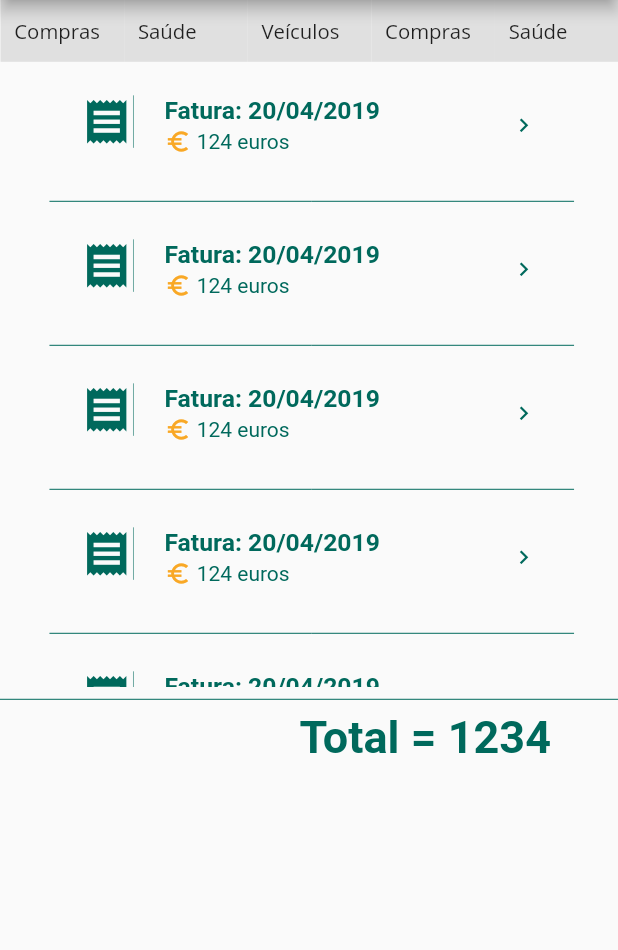
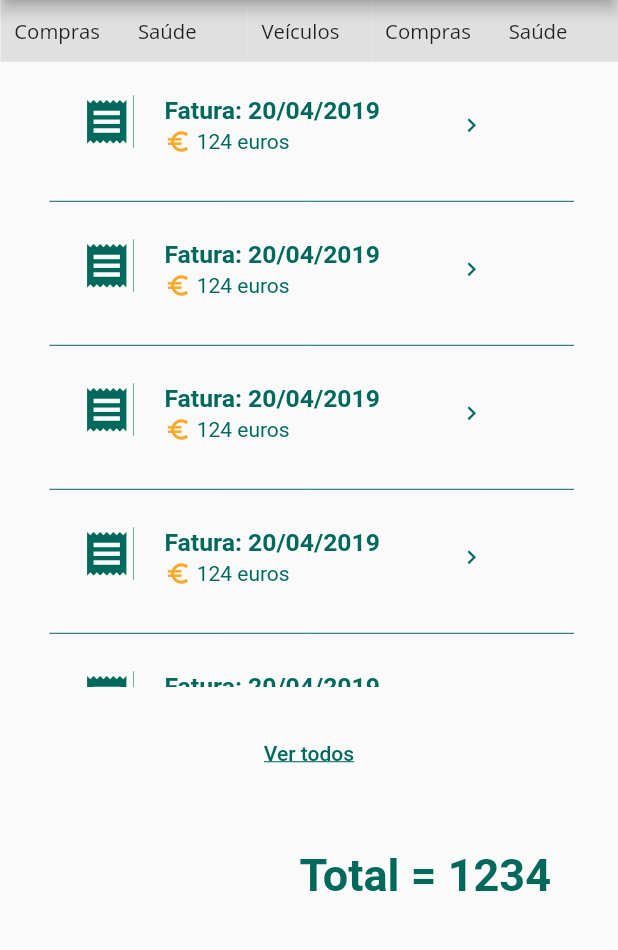
Before and after one commit to Talig81/KeepIT, a Flutter app: the Dashboard screen opened directly, on a phone screen of 412 x 824 dp, the part 84-1034 px from its top. Run offline on Flutter 3.47's test engine with Material 2 defaults, Android fonts, the phone set to English and light mode, and no system bars; our stand-ins replace flutter_screenutil.

Commit message:
ls,clsdl

```diff
--- a/lib/Dashboard/drawer_style.dart
+++ b/lib/Dashboard/drawer_style.dart
@@ -63,7 +63,9 @@ class DrawerStyle extends StatelessWidget{
                       'Estatísticas',
                       style: TextStyle(fontSize: 20),
                     ),
-                    onTap: () {},
+                    onTap: () {
+                      Navigator.popAndPushNamed(context, '/dashboard/stats');
+                    },
                   ),
                 ),
                 SizedBox(
--- a/lib/Dashboard/receipts2.dart
+++ b/lib/Dashboard/receipts2.dart
@@ -16,14 +16,30 @@ class _Receipts extends State<Receipts> {
       mainAxisSize: MainAxisSize.min,
       children: <Widget>[
         Container(
-          height: MediaQuery.of(context).size.height/2,
+          height: MediaQuery.of(context).size.height / 2,
           child: receipts(context),
         ),
         Column(
           children: <Widget>[
-            Expanded(
-              flex: 0,
-              child: Divider(color: Colors.teal[800]),
+            // Expanded(
+            //   flex: 0,
+            //   child: Divider(color: Colors.teal[800]),
+            // ),
+            SizedBox(
+              height: 20,
+            ),
+            FlatButton(
+              onPressed: () {},
+              child: Text(
+                "Ver todos",
+                style: TextStyle(
+                    decoration: TextDecoration.underline,
+                    color: Colors.teal[800]),
+                textAlign: TextAlign.center,
+              ),
+            ),
+            SizedBox(
+              height: 40,
             ),
             Container(
                 padding: EdgeInsets.only(left: 155),
@@ -41,7 +57,8 @@ class _Receipts extends State<Receipts> {
     );
   }
 
-  Widget receipt() => new ListTile( //aqui vai ter que se meter a cena das faturas
+  Widget receipt() => new ListTile(
+        //aqui vai ter que se meter a cena das faturas
         contentPadding: EdgeInsets.symmetric(
           horizontal: ScreenUtil.instance.setWidth(10.0),
           vertical: ScreenUtil.instance.setHeight(4.0),
@@ -77,21 +94,26 @@ class _Receipts extends State<Receipts> {
             Text(" 124 euros", style: TextStyle(color: Colors.teal[800]))
           ],
         ),
-        trailing: Icon(
+        trailing: FlatButton(
+          onPressed: () {}, //meter aqui a mudar a rota para poder ver a info da fatura
+          child: Icon(
             Icons.keyboard_arrow_right,
             color: Colors.teal[800],
             size: ScreenUtil.instance.setWidth(50.0),
+          ),
         ),
       );
 
   Widget receipts(BuildContext context) => ListView.separated(
         physics: ClampingScrollPhysics(),
         itemCount: 10,
-          separatorBuilder: (BuildContext context, int index) => Divider(
+        separatorBuilder: (BuildContext context, int index) {
+          return Divider(
             indent: ScreenUtil.instance.setWidth(90),
             endIndent: ScreenUtil.instance.setWidth(80),
             color: Colors.teal[800],
-          ),
+          );
+        },
         itemBuilder: (BuildContext context, int index) {
           return Center(
             //color: Colors.green[100],
@@ -104,26 +126,3 @@ class _Receipts extends State<Receipts> {
         },
       );
 }
-
-//scrollDirection: Axis.horizontal,
-//new CustomScrollView(
-//scrollDirection: Axis.horizontal,
-//   shrinkWrap: true,
-//   slivers: <Widget>[
-//     SliverList(
-//       delegate: SliverChildBuilderDelegate(
-//         (BuildContext context, int index) {
-//           return Container(
-//             alignment: Alignment.center,
-//             padding: EdgeInsets.all(
-//               ScreenUtil.instance.setWidth(20),
-//             ),
-//             //color: Colors.teal[100 * (index % 9)],
-//             child: IndexedSemantics(index: 0, child: receipt()),
-//           );
-//         },
-//         childCount: 5,
-//       ),
-//     ),
-//   ],
-// );
--- a/lib/Home/home_controller.dart
+++ b/lib/Home/home_controller.dart
@@ -1,4 +1,5 @@
 import 'package:flutter/material.dart';
+import 'package:keep_it/Dashboard/stats_view.dart';
 import '../Dashboard/main_dash.dart';
 
 import './register_screen.dart';
@@ -27,6 +28,7 @@ class _HomeControllerState extends State<HomeController> {
         '/register': (context) => RegisterScreen(),
         '/login': (context) => LoginScreen(),
         '/dashboard': (context) => Dashboard(),
+        '/dashboard/stats': (context) => StatsView(),
       },
     );
   }
--- a/lib/main.dart
+++ b/lib/main.dart
@@ -1,5 +1,6 @@
 import 'package:flutter/material.dart';
 import 'package:keep_it/Dashboard/main_dash.dart';
+import 'package:keep_it/Dashboard/receipts2.dart';
 import 'package:keep_it/Home/home_controller.dart';
 import 'package:keep_it/Home/home_screen.dart';
 
@@ -14,7 +15,7 @@ class MyApp extends StatelessWidget {
     return MaterialApp(
       title: 'Keep IT v0.0',
       //initialRoute: '/',
-      home: HomeScreen(),
+      home: Dashboard(),
     );
   }
 }
```
Also changed, not shown: lib/Dashboard/stats_view.dart (added, +50 -0 lines), lib/Home/Home_Widgets/users.dart (+172 -0 lines), 10 other files. Lines whose indentation alone changed are shown as unchanged.
